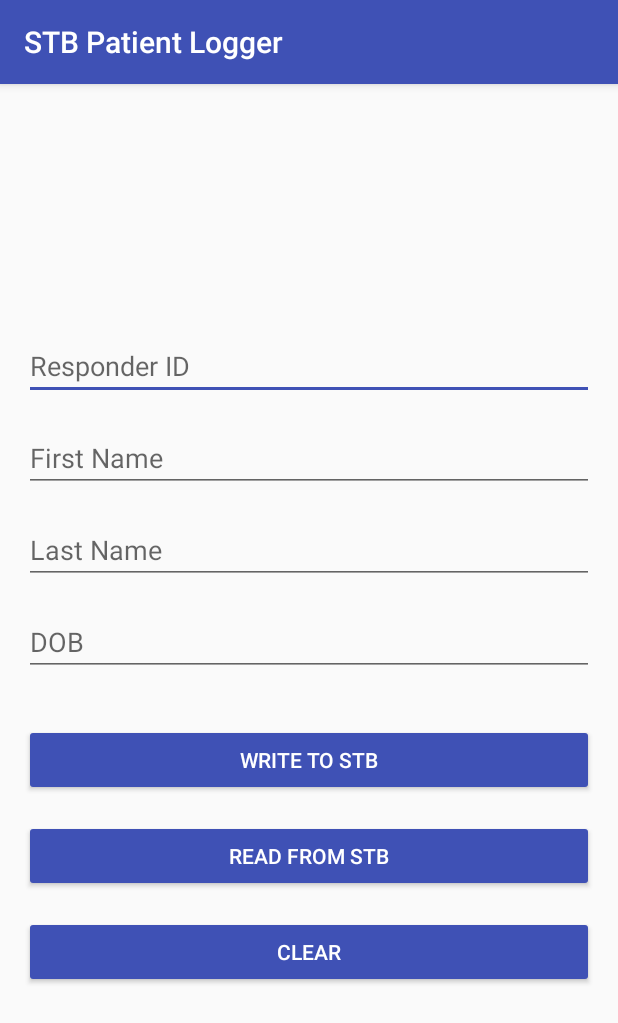
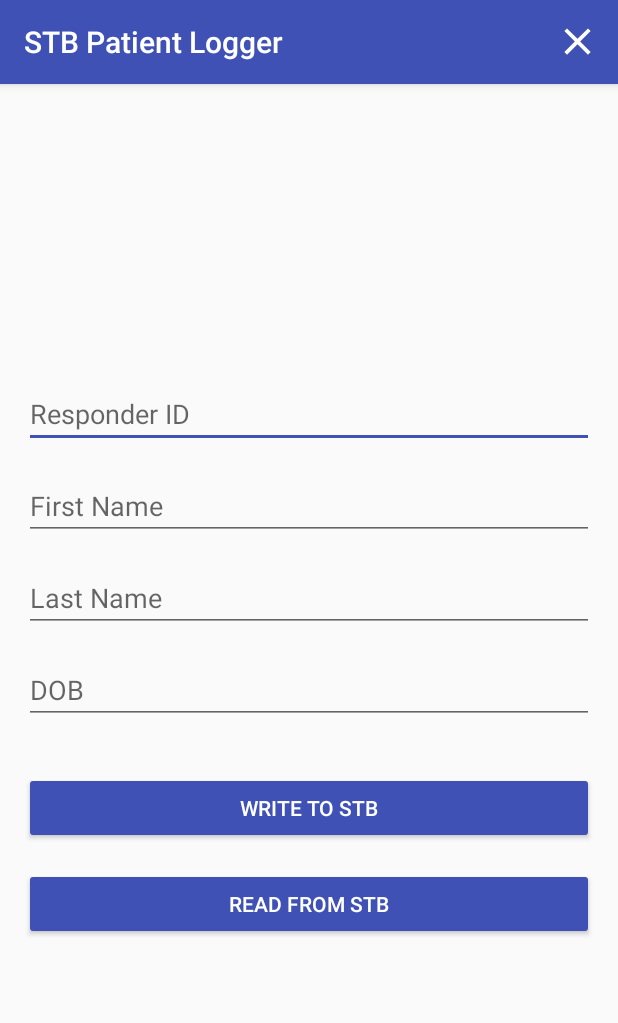
Before and after one commit to noah-johnson/Capstone, an Android app: the screen it shows after launch (MainActivity), on a phone screen of 412 x 824 dp. Shown: the top 1023 px of the screen. Run offline under Robolectric (Android 15) with nearby library versions, the phone set to English and light mode, and no system bars.

Commit message:
moved clear button to an action bar icon

```diff
--- a/STB/NFC/app/src/main/java/com/slackpack/nfc/MainActivity.java
+++ b/STB/NFC/app/src/main/java/com/slackpack/nfc/MainActivity.java
@@ -10,6 +10,8 @@ import android.nfc.tech.Ndef;
 import android.support.v7.app.AppCompatActivity;
 import android.os.Bundle;
 import android.util.Log;
+import android.view.Menu;
+import android.view.MenuItem;
 import android.view.View;
 import android.view.ViewGroup;
 import android.widget.Button;
@@ -31,7 +33,6 @@ public class MainActivity extends AppCompatActivity implements Listener, View.On
     private EditText mEtPatientDob;
     private Button mBtWrite;
     private Button mBtRead;
-    private Button mBtClear;
 
     // Date variables
     private int mYear, mMonth, mDay;
@@ -67,13 +68,18 @@ public class MainActivity extends AppCompatActivity implements Listener, View.On
         mEtPatientDob = (EditText) findViewById(R.id.et_patient_dob);
         mBtWrite = (Button) findViewById(R.id.btn_write);
         mBtRead = (Button) findViewById(R.id.btn_read);
-        mBtClear = (Button) findViewById(R.id.btn_clear);
 
         // Set up listeners for elements that can be tapped
         mEtPatientDob.setOnClickListener(this);
         mBtWrite.setOnClickListener(view -> showWriteFragment());
         mBtRead.setOnClickListener(view -> showReadFragment());
-        mBtClear.setOnClickListener(this);
+    }
+
+    @Override
+    public boolean onCreateOptionsMenu(Menu menu) {
+        // Inflate the menu; this adds items to the action bar if it is present.
+        getMenuInflater().inflate(R.menu.menu, menu);
+        return true;
     }
 
     private void clearForm(ViewGroup group) {
@@ -86,6 +92,15 @@ public class MainActivity extends AppCompatActivity implements Listener, View.On
             if(view instanceof ViewGroup && (((ViewGroup)view).getChildCount() > 0))
                 clearForm((ViewGroup)view);
         }
+    }
+
+    @Override
+    public boolean onOptionsItemSelected(MenuItem item) { switch(item.getItemId()) {
+        case R.id.clear_button:
+            clearForm((ViewGroup) findViewById(R.id.scroll_id));
+            return(true);
+    }
+        return(super.onOptionsItemSelected(item));
     }
 
     @Override
@@ -113,10 +128,6 @@ public class MainActivity extends AppCompatActivity implements Listener, View.On
                         }
                     }, mYear, mMonth, mDay);
             datePickerDialog.show();
-        }
-
-        if (view == mBtClear) {
-            clearForm((ViewGroup) findViewById(R.id.scroll_id));
         }
     }
 
--- /dev/null
+++ b/STB/NFC/app/src/main/res/drawable/ic_clear_icon.xml
@@ -0,0 +1,5 @@
+<vector android:height="30dp" android:tint="#FFFFFF"
+    android:viewportHeight="24.0" android:viewportWidth="24.0"
+    android:width="30dp" xmlns:android="http://schemas.android.com/apk/res/android">
+    <path android:fillColor="#FF000000" android:pathData="M19,6.41L17.59,5 12,10.59 6.41,5 5,6.41 10.59,12 5,17.59 6.41,19 12,13.41 17.59,19 19,17.59 13.41,12z"/>
+</vector>
--- a/STB/NFC/app/src/main/res/layout/activity_main.xml
+++ b/STB/NFC/app/src/main/res/layout/activity_main.xml
@@ -71,14 +71,5 @@
         android:layout_marginTop="@dimen/activity_horizontal_margin"
         android:text="@string/message_read_tag"
         style="@style/Widget.AppCompat.Button.Colored"/>
-
-    <Button
-        android:id="@+id/btn_clear"
-        android:layout_width="match_parent"
-        android:layout_height="wrap_content"
-        android:layout_below="@+id/btn_read"
-        android:layout_marginTop="@dimen/activity_horizontal_margin"
-        android:text="@string/message_clear"
-        style="@style/Widget.AppCompat.Button.Colored"/>
     </RelativeLayout>
 </ScrollView>
--- /dev/null
+++ b/STB/NFC/app/src/main/res/menu/menu.xml
@@ -0,0 +1,8 @@
+<menu xmlns:android="http://schemas.android.com/apk/res/android"
+    xmlns:app="http://schemas.android.com/apk/res-auto">
+    <item
+        android:id="@+id/clear_button"
+        android:title="@string/message_clear"
+        app:showAsAction="always"
+        android:icon="@drawable/ic_clear_icon" />
+</menu>
```
